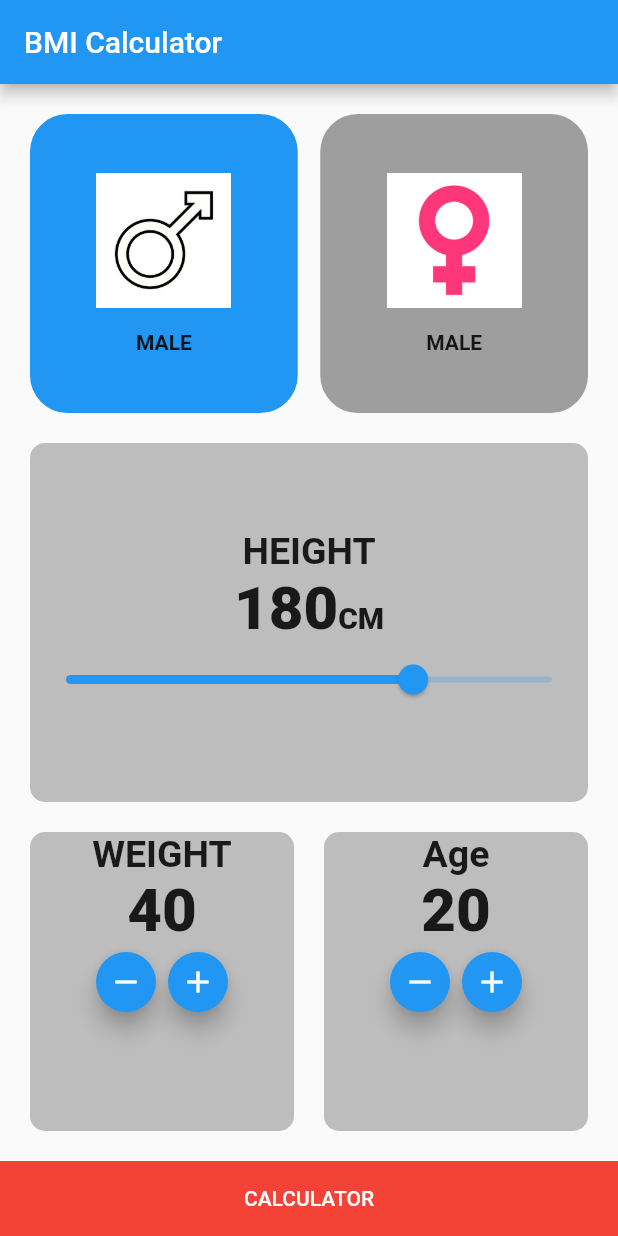
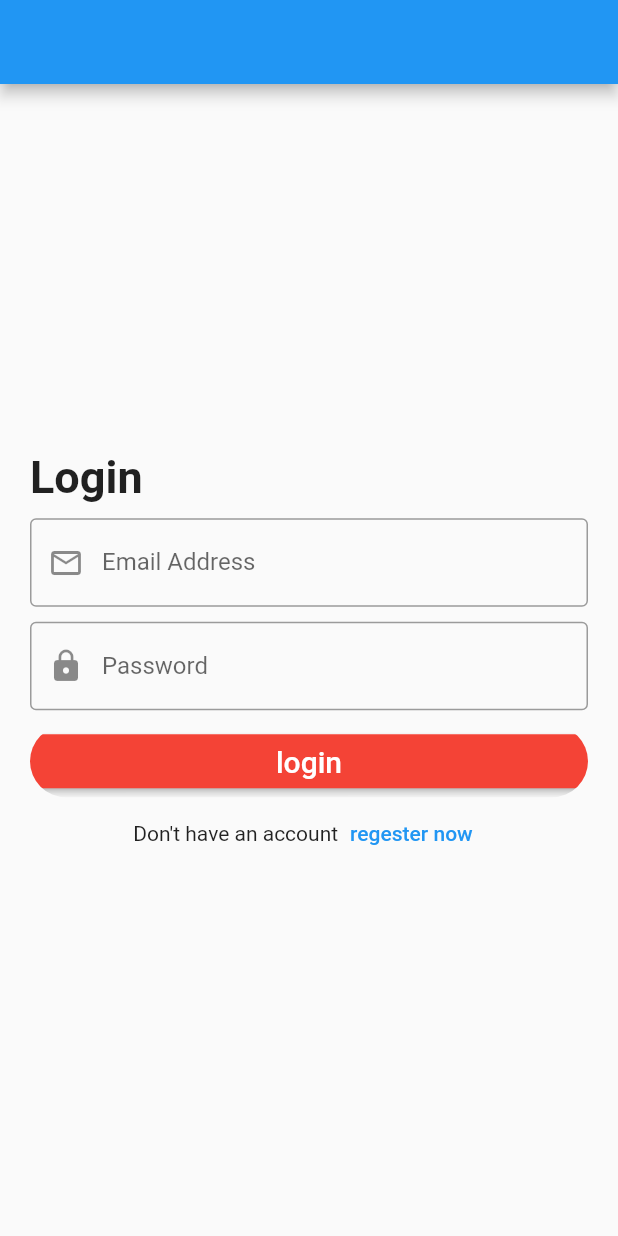
Before and after one commit to Ahmed224-art/udemy_flutter, a Flutter app: the screen it shows after launch, on a phone screen of 412 x 824 dp. Run offline on Flutter 3.47's test engine with Material 2 defaults, Android fonts, the phone set to English and light mode, and no system bars.

Commit message:
reusable component
Signed-off-by: talenta <2n22hmedh2ss2n@gmail.com>

```diff
--- a/lib/main.dart
+++ b/lib/main.dart
@@ -1,9 +1,10 @@
 import 'package:flutter/material.dart';
-import 'package:udemy_flutter/bmi_calculator.dart';
-import 'package:udemy_flutter/counter_Screen.dart';
-import 'package:udemy_flutter/messenger_screen.dart';
-import 'package:udemy_flutter/result_screen.dart';
-import 'package:udemy_flutter/user_Screen.dart';
+import 'package:udemy_flutter/modules/bmi/bmi_calculator.dart';
+import 'package:udemy_flutter/modules/counter/counter_Screen.dart';
+import 'package:udemy_flutter/modules/login/login_screen.dart';
+import 'package:udemy_flutter/modules/messenger/messenger_screen.dart';
+import 'package:udemy_flutter/modules/bmi_result/result_screen.dart';
+import 'package:udemy_flutter/modules/users/user_Screen.dart';
 
 void main() {
   runApp(Myapp());
@@ -14,7 +15,7 @@ class Myapp extends StatelessWidget
   Widget build(BuildContext context) {
   return MaterialApp(
     debugShowCheckedModeBanner: false,
-    home: BmiiCalculator(),
+    home: LoginScreen(),
   );
   }
 
--- /dev/null
+++ b/lib/models/user/user_model.dart
@@ -0,0 +1,11 @@
+class UserModel{
+  final int id;
+  final String name;
+  final String phone;
+  UserModel({
+    required this.id,
+    required this.name,
+    required this.phone
+  }
+      );
+}
--- a/lib/bmi_calculator.dart
+++ b/lib/modules/bmi/bmi_calculator.dart
@@ -1,7 +1,7 @@
 import 'dart:math';
 
 import 'package:flutter/material.dart';
-import 'package:udemy_flutter/result_screen.dart';
+import 'package:udemy_flutter/modules/bmi_result/result_screen.dart';
 
 class BmiiCalculator extends StatefulWidget {
   @override
--- /dev/null
+++ b/lib/modules/login/login_screen.dart
@@ -0,0 +1,94 @@
+
+import 'package:flutter/material.dart';
+import 'package:udemy_flutter/shared/components/components.dart';
+
+class LoginScreen extends StatelessWidget {
+  var emailController=TextEditingController();
+  var passController=TextEditingController();
+  @override
+  Widget build(BuildContext context) {
+    return Scaffold(
+      appBar: AppBar(),
+      body: Padding(
+        padding: const EdgeInsets.all(20.0),
+        child: Center(
+          child: SingleChildScrollView(
+            child: Column(
+              crossAxisAlignment: CrossAxisAlignment.start,
+              children: [
+                Text(
+                  "Login",
+                  style: TextStyle(
+                    fontSize: 30.0,
+                    fontWeight: FontWeight.bold,
+                  ),
+                ),
+                SizedBox(
+                  height: 10.0,
+                ),
+                TextFormField(
+                  controller: emailController,
+                  keyboardType: TextInputType.emailAddress,
+                  onChanged: (value)
+                  {
+                    print(value.toString());
+                  },
+                  onFieldSubmitted: (value) {
+                    print(value.toString());
+                  },
+                  decoration: InputDecoration(
+                    //hintText: "Email Address",
+                    labelText: "Email Address",
+                    border: OutlineInputBorder(),
+                    prefixIcon: Icon(Icons.email_outlined),
+                  ),
+                ),
+                SizedBox(
+                  height: 10.0,
+                ),
+                TextFormField(
+                  controller: passController,
+                  keyboardType: TextInputType.visiblePassword,
+                  obscureText: true,
+                  onChanged: (value)
+                  {
+                    print(value.toString());
+                  },
+                  onFieldSubmitted: (value) {
+                    print(value.toString());
+                  },
+                  decoration: InputDecoration(
+                    //hintText: "Email Address",
+                    labelText: "Password",
+                    border: OutlineInputBorder(),
+                    prefixIcon: Icon(Icons.lock),
+                  ),
+                ),
+                SizedBox(
+                  height: 10.0,
+                ),
+                defaultButton(text: 'login',
+                width: double.infinity,
+                  isUpperCase: false,
+                  textcolor: Colors.white,
+                   buttoncolor: Colors.red
+                ),
+                Row(
+                  mainAxisAlignment: MainAxisAlignment.center,
+                  children: [
+                    Text('Don\'t have an account'),
+                    TextButton(onPressed: () {
+
+                    }, child:Text(
+                      'regester now',
+                    ))
+                  ],
+                ),
+              ],
+            ),
+          ),
+        ),
+      ),
+    );
+  }
+}
--- a/lib/user_Screen.dart
+++ b/lib/modules/users/user_Screen.dart
@@ -1,15 +1,6 @@
 import 'package:flutter/material.dart';
-class UserModel{
-  final int id;
-  final String name;
-  final String phone;
-  UserModel({
-    required this.id,
-    required this.name,
-    required this.phone
-  }
-      );
-}
+import 'package:udemy_flutter/models/user/user_model.dart';
+
 class UsersScreen extends StatelessWidget {
   List<UserModel>user=[
     UserModel(id: 1,
--- /dev/null
+++ b/lib/shared/components/components.dart
@@ -0,0 +1,30 @@
+import 'package:flutter/cupertino.dart';
+import 'package:flutter/material.dart';
+
+Widget defaultButton({
+  double width=double.infinity,
+  bool isUpperCase =true,
+  required String text ,
+  required Color textcolor,
+  required Color buttoncolor,
+})=>Container(
+  clipBehavior:Clip.antiAliasWithSaveLayer ,
+  width: width,
+  decoration:BoxDecoration(
+      borderRadius: BorderRadiusDirectional.all(Radius.circular(25.0))
+  ),
+  child: MaterialButton(onPressed: () {
+
+  },
+    color: buttoncolor,
+    child: Text(
+      isUpperCase ?text.toUpperCase():text,
+      textAlign:TextAlign.center,
+      style: TextStyle(
+        color: textcolor,
+        fontSize: 20.0,
+      ),
+    ),
+  ),
+
+);
```
Also changed, not shown: lib/modules/bmi_result/result_screen.dart (renamed from lib/result_screen.dart), lib/modules/counter/counter_Screen.dart (renamed from lib/counter_Screen.dart), lib/modules/messenger/messenger_screen.dart (renamed from lib/messenger_screen.dart), lib/shared/components/conestants.dart (added), lib/shared/styles/colors.dart (added), lib/shared/styles/styles.dart (added).
